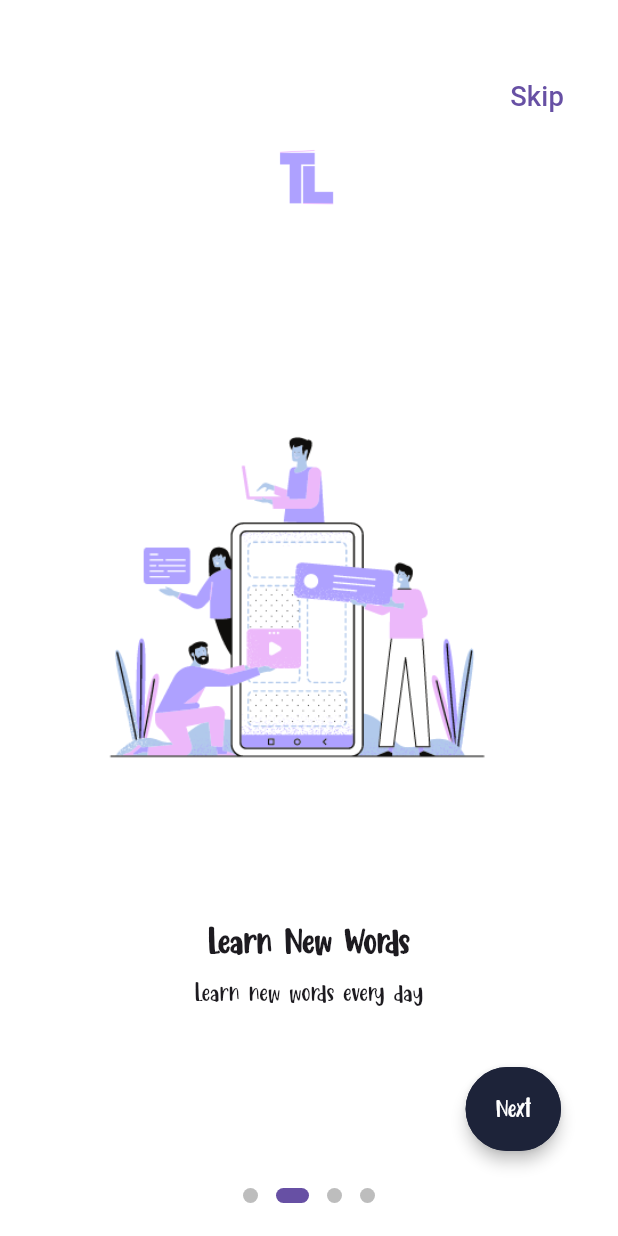
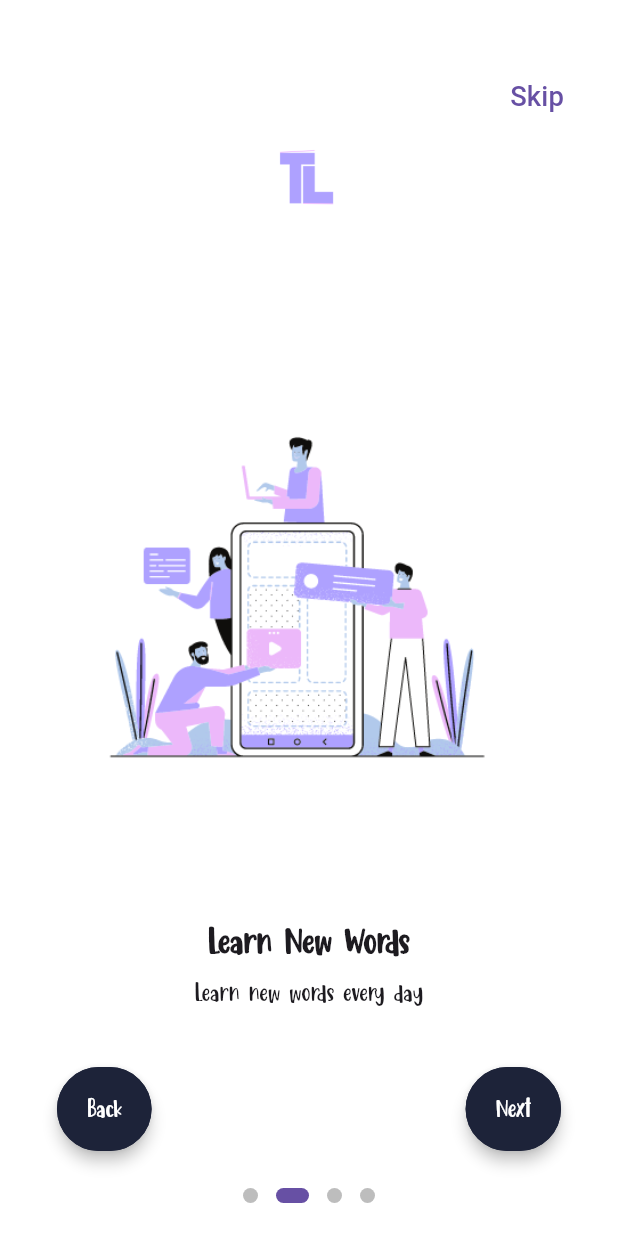
Before and after one commit to yaraFarouk/translateAndLearnApp, a Flutter app: the screen it shows after launch, swiped to page 2, on a phone screen of 412 x 824 dp. Run offline on Flutter 3.47's test engine with Material 3 defaults, Android fonts, the phone set to English and light mode, and no system bars; drawn by our look-alikes of introduction_screen; our stand-ins replace bloc, flutter_bloc, flutter_screenutil, font_awesome_flutter, google_generative_ai, image_picker and 1 more.

Commit message:
add back button to welcome screen

```diff
--- a/lib/main.dart
+++ b/lib/main.dart
@@ -5,7 +5,6 @@ import 'package:google_generative_ai/google_generative_ai.dart';
 import 'package:shared_preferences/shared_preferences.dart';
 import 'package:translate_and_learn_app/cubit/cubit/image_to_text_cubit.dart';
 import 'package:translate_and_learn_app/cubit/gemini_api_cubit.dart';
-import 'package:translate_and_learn_app/views/home_view.dart';
 import 'package:translate_and_learn_app/views/welcome_screen.dart';
 import 'package:provider/provider.dart';
 
@@ -58,9 +57,7 @@ class TranslateAndLearnApp extends StatelessWidget {
                 ),
               ],
               child: MaterialApp(
-                home: hasSeenWelcome
-                    ? const HomePage()
-                    : const OnboardingScreen(),
+                home: const OnboardingScreen(),
               ),
             ));
   }
--- a/lib/views/welcome_screen.dart
+++ b/lib/views/welcome_screen.dart
@@ -132,6 +132,37 @@ class _OnboardingScreenState extends State<OnboardingScreen> {
                 ),
               ),
             ),
+          if (currentPageIndex > 0) // Check if it's not the first page
+            Positioned(
+              bottom: 40.h,
+              left: 20.w,
+              child: Align(
+                alignment: Alignment.bottomLeft,
+                child: Padding(
+                  padding: const EdgeInsets.all(16.0),
+                  child: FloatingActionButton.extended(
+                    onPressed: () {
+                      // Access the IntroductionScreen controller using the GlobalKey
+                      introKey.currentState?.previous();
+                    },
+                    label: const Text(
+                      'Back',
+                      style: TextStyle(fontFamily: 'CookieCrisp'),
+                    ),
+                    heroTag: 'back', // Unique hero tag for the BACK button
+                    backgroundColor: kAppBarColor, // Match the background color
+                    foregroundColor: Colors.white, // Text and icon color
+                    elevation: 4, // Match the elevation
+                    shape: RoundedRectangleBorder(
+                      borderRadius:
+                          BorderRadius.circular(40.0), // Match the shape
+                      side: const BorderSide(
+                          color: kAppBarColor, width: 2.0), // Match the border
+                    ),
+                  ),
+                ),
+              ),
+            ),
         ],
       ),
     );
@@ -179,7 +210,10 @@ class _OnboardingScreenState extends State<OnboardingScreen> {
           if (isLastPage)
             Center(
               child: ElevatedButton(
-                onPressed: () {
+                onPressed: () async {
+                  SharedPreferences prefs =
+                      await SharedPreferences.getInstance();
+                  await prefs.setBool('hasSeenWelcome', true);
                   Navigator.of(context).pushReplacement(
                     MaterialPageRoute(
                       builder: (_) => const HomePage(),
```
